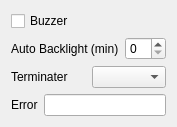
Old version of the form settings.ui in the repository xottal/Anritsu-Spectrum-Analyzer.
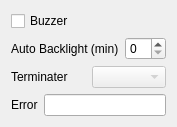
New version of the form.

The edit to the form file:
```diff
--- a/settings.ui
+++ b/settings.ui
@@ -6,8 +6,8 @@
    <rect>
     <x>0</x>
     <y>0</y>
-    <width>128</width>
-    <height>111</height>
+    <width>158</width>
+    <height>119</height>
    </rect>
   </property>
   <property name="windowTitle">
@@ -52,7 +52,11 @@
       </widget>
      </item>
      <item>
-      <widget class="QComboBox" name="comboBox_terminater"/>
+      <widget class="QComboBox" name="comboBox_terminater">
+       <property name="enabled">
+        <bool>false</bool>
+       </property>
+      </widget>
      </item>
     </layout>
    </item>
```
